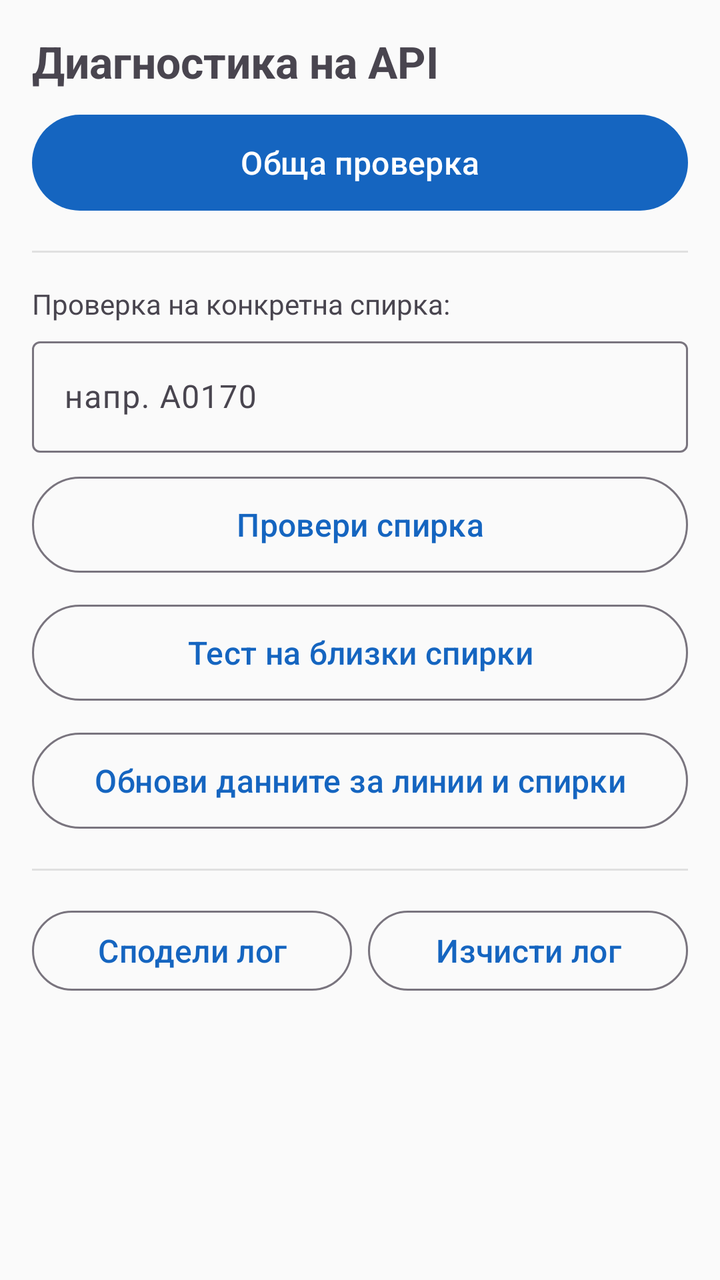
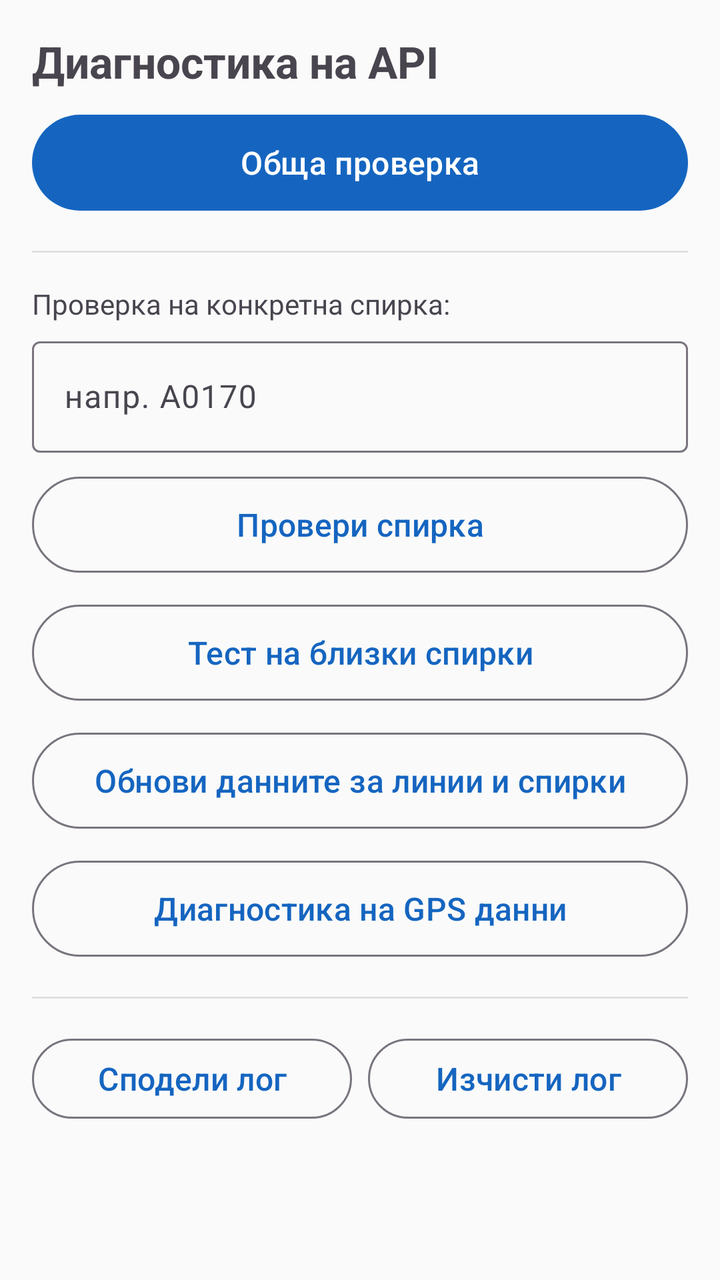

Screens rendered from an Android XML layout before and after an edit, with the pre-edit source and the edit as a unified diff.
<!-- AndroidManifest.xml: application theme Theme.SofiaTransit -->
<!-- res/layout/fragment_diagnostics.xml -->
<?xml version="1.0" encoding="utf-8"?>
<LinearLayout xmlns:android="http://schemas.android.com/apk/res/android"
    android:layout_width="match_parent"
    android:layout_height="match_parent"
    android:orientation="vertical"
    android:padding="16dp">

    <TextView
        android:layout_width="match_parent"
        android:layout_height="wrap_content"
        android:text="Диагностика на API"
        android:textSize="22sp"
        android:textStyle="bold"
        android:paddingBottom="8dp"
        android:accessibilityHeading="true"/>

    <Button android:id="@+id/btnRun"
        android:layout_width="match_parent"
        android:layout_height="56dp"
        android:text="Обща проверка"
        android:contentDescription="Стартирай обща диагностична проверка"
        style="@style/Widget.Material3.Button"/>

    <View
        android:layout_width="match_parent"
        android:layout_height="1dp"
        android:background="#E0E0E0"
        android:layout_marginVertical="16dp"/>

    <TextView
        android:layout_width="match_parent"
        android:layout_height="wrap_content"
        android:text="Проверка на конкретна спирка:"
        android:textSize="14sp"
        android:paddingBottom="4dp"/>

    <com.google.android.material.textfield.TextInputLayout
        android:layout_width="match_parent"
        android:layout_height="wrap_content"
        android:hint="напр. A0170"
        style="@style/Widget.Material3.TextInputLayout.OutlinedBox">

        <com.google.android.material.textfield.TextInputEditText
            android:id="@+id/etStopId"
            android:layout_width="match_parent"
            android:layout_height="wrap_content"
            android:inputType="textCapCharacters"
            android:maxLines="1"
            android:contentDescription="Въведете stop_id за проверка"/>
    </com.google.android.material.textfield.TextInputLayout>

    <Button android:id="@+id/btnLookup"
        android:layout_width="match_parent"
        android:layout_height="56dp"
        android:text="Провери спирка"
        android:contentDescription="Провери дали въведената спирка има пристигания"
        android:layout_marginTop="8dp"
        style="@style/Widget.Material3.Button.OutlinedButton"/>

    <Button android:id="@+id/btnTestNearby"
        android:layout_width="match_parent"
        android:layout_height="56dp"
        android:text="Тест на близки спирки"
        android:contentDescription="Тествай извличането на близки спирки от текущото местоположение"
        android:layout_marginTop="8dp"
        style="@style/Widget.Material3.Button.OutlinedButton"/>

    <Button android:id="@+id/btnUpdateData"
        android:layout_width="match_parent"
        android:layout_height="56dp"
        android:text="Обнови данните за линии и спирки"
        android:contentDescription="Изтегли актуалните разписания и маршрути от ЦГМ"
        android:layout_marginTop="8dp"
        style="@style/Widget.Material3.Button.OutlinedButton"/>

    <View
        android:layout_width="match_parent"
        android:layout_height="1dp"
        android:background="#E0E0E0"
        android:layout_marginVertical="16dp"/>

    <LinearLayout
        android:layout_width="match_parent"
        android:layout_height="wrap_content"
        android:orientation="horizontal"
        android:weightSum="2">

        <Button android:id="@+id/btnShareLog"
            android:layout_width="0dp"
            android:layout_height="48dp"
            android:layout_weight="1"
            android:layout_marginEnd="4dp"
            android:text="Сподели лог"
            android:contentDescription="Сподели текущия лог файл"
            style="@style/Widget.Material3.Button.OutlinedButton"/>

        <Button android:id="@+id/btnClearLog"
            android:layout_width="0dp"
            android:layout_height="48dp"
            android:layout_weight="1"
            android:layout_marginStart="4dp"
            android:text="Изчисти лог"
            android:contentDescription="Изтрий текущия лог файл"
            style="@style/Widget.Material3.Button.OutlinedButton"/>
    </LinearLayout>

    <ProgressBar android:id="@+id/pbProgress"
        android:layout_width="32dp"
        android:layout_height="32dp"
        android:layout_gravity="center"
        android:layout_marginTop="16dp"
        android:visibility="gone"
        android:importantForAccessibility="no"/>

    <ScrollView
        android:layout_width="match_parent"
        android:layout_height="match_parent"
        android:layout_marginTop="16dp">

        <TextView android:id="@+id/tvReport"
            android:layout_width="match_parent"
            android:layout_height="wrap_content"
            android:textSize="13sp"
            android:fontFamily="monospace"
            android:textIsSelectable="true"
            android:padding="8dp"/>
    </ScrollView>
</LinearLayout>
<!-- resources referenced by this layout -->
<resources>
  <style name="Theme.SofiaTransit" parent="Theme.Material3.DayNight.NoActionBar">
          <item name="colorPrimary">@color/primary</item>
          <item name="colorOnPrimary">@color/on_primary</item>
          <item name="colorPrimaryContainer">@color/primary_container</item>
          <item name="colorSurface">@color/surface</item>
          <item name="android:windowBackground">@color/background</item>
          
          <item name="android:textSize">16sp</item>
          
          <item name="minTouchTargetSize">48dp</item>
      </style>
  <color name="primary">#1565C0</color>
  <color name="on_primary">#FFFFFF</color>
  <color name="primary_container">#BBDEFB</color>
  <color name="surface">#FFFFFF</color>
  <color name="background">#FAFAFA</color>
</resources>

<!-- the commit's change to res/layout/fragment_diagnostics.xml (unified diff, before → after) -->
@@ -73,6 +73,14 @@
         android:layout_marginTop="8dp"
         style="@style/Widget.Material3.Button.OutlinedButton"/>
 
+    <Button android:id="@+id/btnDiagnoseVehicles"
+        android:layout_width="match_parent"
+        android:layout_height="56dp"
+        android:text="Диагностика на GPS данни"
+        android:contentDescription="Провери какви данни съдържа vehicle-positions потокът"
+        android:layout_marginTop="8dp"
+        style="@style/Widget.Material3.Button.OutlinedButton"/>
+
     <View
         android:layout_width="match_parent"
         android:layout_height="1dp"
